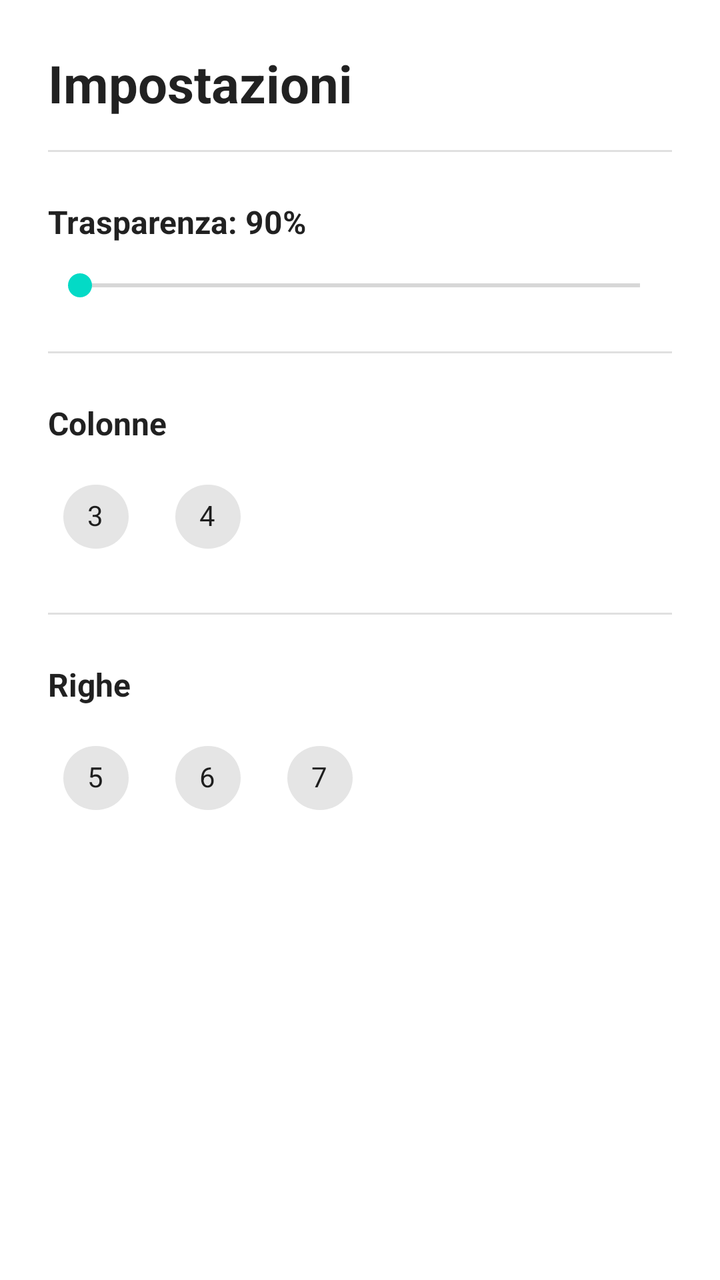
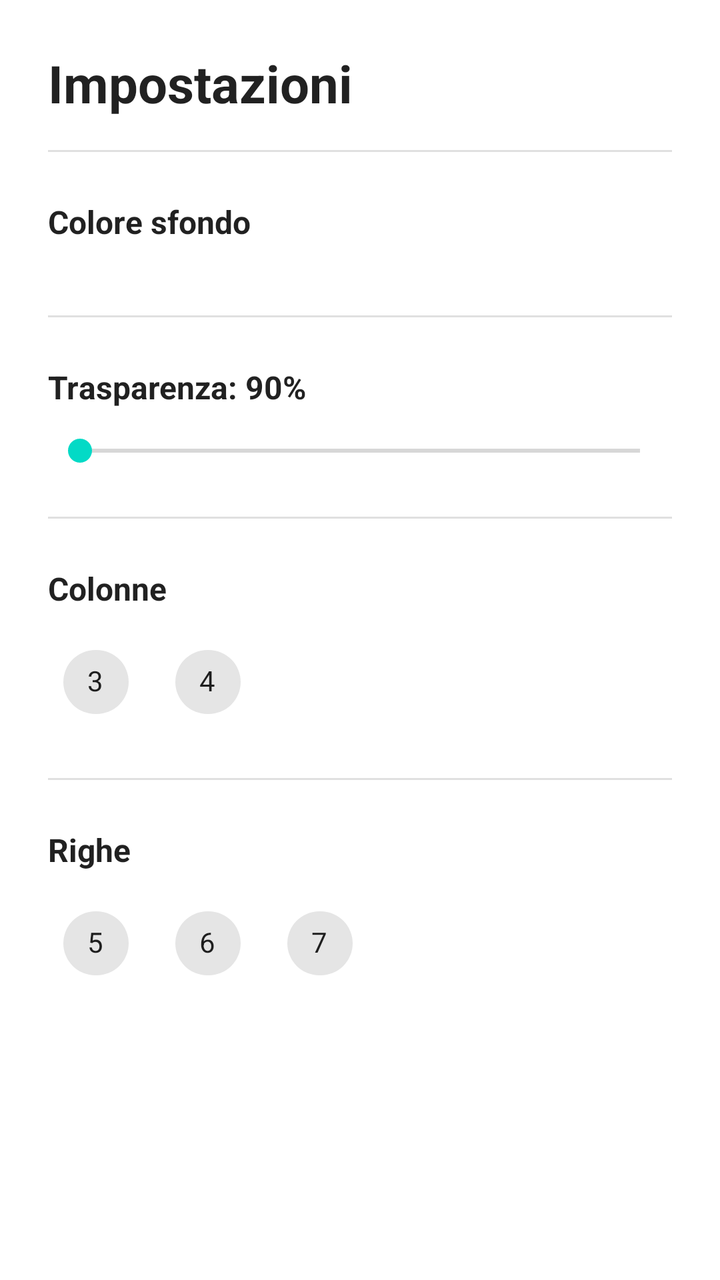

Before-and-after screenshots of an Android layout around one commit, followed by the original layout XML and the change that was made.
<!-- AndroidManifest.xml: application theme Theme.Launcher -->
<!-- res/layout/activity_settings.xml -->
<?xml version="1.0" encoding="utf-8"?>
<ScrollView xmlns:android="http://schemas.android.com/apk/res/android"
    xmlns:app="http://schemas.android.com/apk/res-auto"
    android:layout_width="match_parent"
    android:layout_height="match_parent"
    android:background="?android:attr/colorBackground"
    android:fillViewport="true">

    <LinearLayout
        android:layout_width="match_parent"
        android:layout_height="wrap_content"
        android:orientation="vertical"
        android:padding="24dp">

        
        <TextView
            android:layout_width="wrap_content"
            android:layout_height="wrap_content"
            android:text="@string/settings_title"
            android:textSize="26sp"
            android:textStyle="bold"
            android:textColor="?android:attr/textColorPrimary" />

        <View
            android:layout_width="match_parent"
            android:layout_height="1dp"
            android:layout_marginTop="16dp"
            android:layout_marginBottom="24dp"
            android:background="?android:attr/listDivider" />

        
        <TextView
            android:id="@+id/transparencyLabel"
            android:layout_width="wrap_content"
            android:layout_height="wrap_content"
            android:text="@string/settings_transparency_default"
            android:textSize="16sp"
            android:textStyle="bold"
            android:textColor="?android:attr/textColorPrimary" />

        <SeekBar
            android:id="@+id/transparencySeekBar"
            android:layout_width="match_parent"
            android:layout_height="wrap_content"
            android:layout_marginTop="12dp"
            android:max="100" />

        <View
            android:layout_width="match_parent"
            android:layout_height="1dp"
            android:layout_marginTop="24dp"
            android:layout_marginBottom="24dp"
            android:background="?android:attr/listDivider" />

        
        <TextView
            android:layout_width="wrap_content"
            android:layout_height="wrap_content"
            android:text="@string/settings_columns"
            android:textSize="16sp"
            android:textStyle="bold"
            android:textColor="?android:attr/textColorPrimary" />

        <com.google.android.material.chip.ChipGroup
            android:id="@+id/columnsChipGroup"
            android:layout_width="wrap_content"
            android:layout_height="wrap_content"
            android:layout_marginTop="12dp"
            app:singleSelection="true"
            app:selectionRequired="true">

            <com.google.android.material.chip.Chip
                android:id="@+id/chipCol3"
                style="@style/Widget.MaterialComponents.Chip.Choice"
                android:layout_width="wrap_content"
                android:layout_height="wrap_content"
                android:text="3" />

            <com.google.android.material.chip.Chip
                android:id="@+id/chipCol4"
                style="@style/Widget.MaterialComponents.Chip.Choice"
                android:layout_width="wrap_content"
                android:layout_height="wrap_content"
                android:text="4" />

        </com.google.android.material.chip.ChipGroup>

        <View
            android:layout_width="match_parent"
            android:layout_height="1dp"
            android:layout_marginTop="24dp"
            android:layout_marginBottom="24dp"
            android:background="?android:attr/listDivider" />

        
        <TextView
            android:layout_width="wrap_content"
            android:layout_height="wrap_content"
            android:text="@string/settings_rows"
            android:textSize="16sp"
            android:textStyle="bold"
            android:textColor="?android:attr/textColorPrimary" />

        <com.google.android.material.chip.ChipGroup
            android:id="@+id/rowsChipGroup"
            android:layout_width="wrap_content"
            android:layout_height="wrap_content"
            android:layout_marginTop="12dp"
            app:singleSelection="true"
            app:selectionRequired="true">

            <com.google.android.material.chip.Chip
                android:id="@+id/chipRow5"
                style="@style/Widget.MaterialComponents.Chip.Choice"
                android:layout_width="wrap_content"
                android:layout_height="wrap_content"
                android:text="5" />

            <com.google.android.material.chip.Chip
                android:id="@+id/chipRow6"
                style="@style/Widget.MaterialComponents.Chip.Choice"
                android:layout_width="wrap_content"
                android:layout_height="wrap_content"
                android:text="6" />

            <com.google.android.material.chip.Chip
                android:id="@+id/chipRow7"
                style="@style/Widget.MaterialComponents.Chip.Choice"
                android:layout_width="wrap_content"
                android:layout_height="wrap_content"
                android:text="7" />

        </com.google.android.material.chip.ChipGroup>

    </LinearLayout>

</ScrollView>
<!-- resources referenced by this layout -->
<resources>
  <string name="settings_columns">Colonne</string>
  <string name="settings_rows">Righe</string>
  <string name="settings_title">Impostazioni</string>
  <string name="settings_transparency_default">Trasparenza: 90%</string>
  <style name="Theme.Launcher" parent="Theme.MaterialComponents.DayNight.NoActionBar">
          <item name="android:windowBackground">@android:color/transparent</item>
          <item name="android:windowNoTitle">true</item>
          <item name="android:windowActionBar">false</item>
      </style>
</resources>

<!-- the commit's change to res/layout/activity_settings.xml (unified diff, before → after) -->
@@ -12,7 +12,6 @@
         android:orientation="vertical"
         android:padding="24dp">
 
-        
         <TextView
             android:layout_width="wrap_content"
             android:layout_height="wrap_content"
@@ -25,6 +24,29 @@
             android:layout_width="match_parent"
             android:layout_height="1dp"
             android:layout_marginTop="16dp"
+            android:layout_marginBottom="24dp"
+            android:background="?android:attr/listDivider" />
+
+        
+        <TextView
+            android:layout_width="wrap_content"
+            android:layout_height="wrap_content"
+            android:text="@string/settings_background_color"
+            android:textSize="16sp"
+            android:textStyle="bold"
+            android:textColor="?android:attr/textColorPrimary" />
+
+        <LinearLayout
+            android:id="@+id/colorPalette"
+            android:layout_width="wrap_content"
+            android:layout_height="wrap_content"
+            android:layout_marginTop="12dp"
+            android:orientation="horizontal" />
+
+        <View
+            android:layout_width="match_parent"
+            android:layout_height="1dp"
+            android:layout_marginTop="24dp"
             android:layout_marginBottom="24dp"
             android:background="?android:attr/listDivider" />
 
<!-- resource entries referenced after the edit -->
@@ -1,5 +1,6 @@
 <!-- resources referenced by this layout -->
 <resources>
+  <string name="settings_background_color">Colore sfondo</string>
   <string name="settings_columns">Colonne</string>
   <string name="settings_rows">Righe</string>
   <string name="settings_title">Impostazioni</string>
